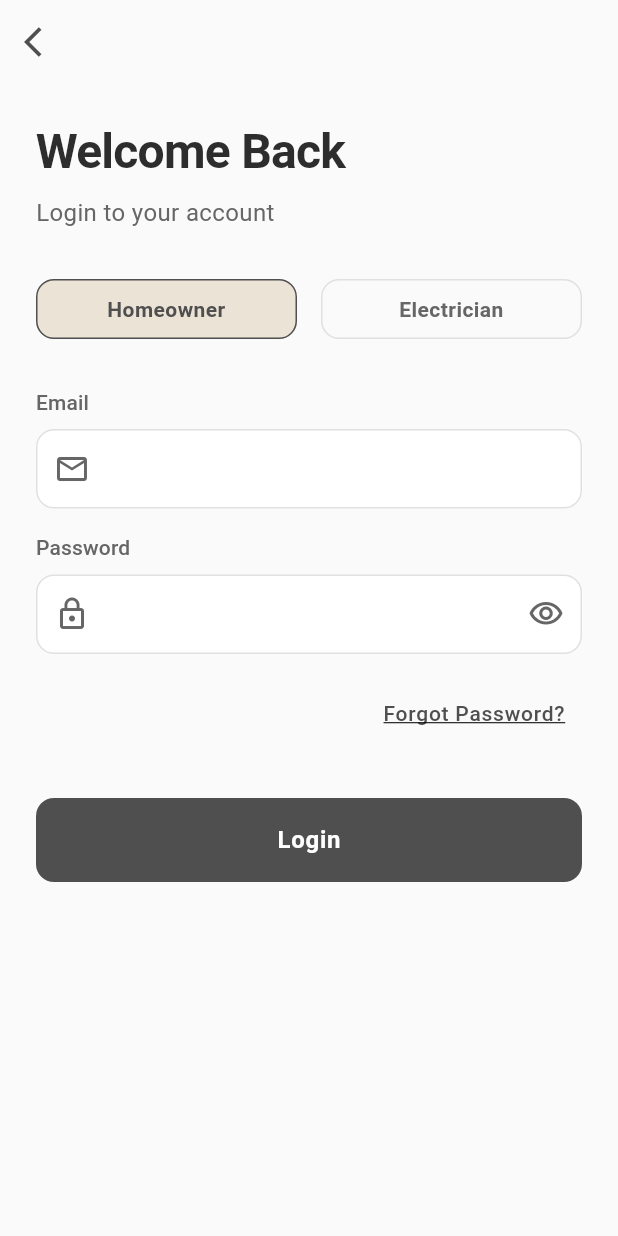
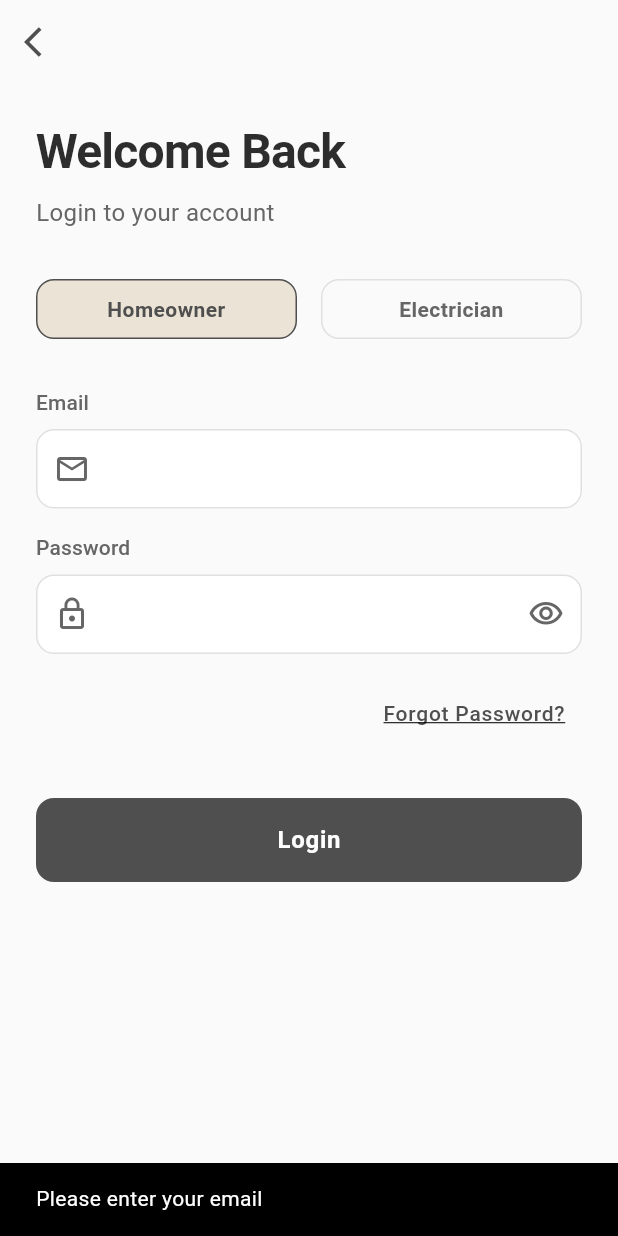
Before and after one commit to Albaraazain/voltz, a Flutter app: the LoginScreen screen opened directly, after a tap on "Login", on a phone screen of 412 x 824 dp. Run offline on Flutter 3.47's test engine with Material 3 defaults, Android fonts, the phone set to English and light mode, and no system bars; our stand-ins replace fl_chart, flutter_local_notifications, photo_view, table_calendar, timeago.

Commit message:
Enhance login functionality with input validation and improved navigation
- Added input validation to ensure email and password fields are not empty before login attempt.
- Implemented navigation to respective dashboards for Homeowner and Electrician after successful login, removing previous routes.
- Improved error handling by displaying a SnackBar with error messages on login failure.
- Ensured loading state is managed correctly during the login process.

```diff
--- a/lib/features/auth/screens/login_screen.dart
+++ b/lib/features/auth/screens/login_screen.dart
@@ -108,6 +108,8 @@ class _LoginScreenState extends State<LoginScreen> {
   }
 
   Future<void> _handleLogin() async {
+    if (!_validateInputs()) return;
+
     setState(() => _isLoading = true);
     try {
       await context.read<AuthProvider>().signIn(
@@ -115,10 +117,44 @@ class _LoginScreenState extends State<LoginScreen> {
             _passwordController.text,
             _selectedUserType,
           );
-      // TODO: Navigate to appropriate dashboard
+
+      if (mounted) {
+        // Navigate and remove all previous routes
+        Navigator.of(context).pushNamedAndRemoveUntil(
+          _selectedUserType == UserType.homeowner
+              ? '/homeowner/dashboard'
+              : '/electrician/dashboard',
+          (route) => false,
+        );
+      }
+    } catch (e) {
+      if (mounted) {
+        ScaffoldMessenger.of(context).showSnackBar(
+          SnackBar(
+            content: Text('Login failed: ${e.toString()}'),
+            backgroundColor: Colors.red,
+          ),
+        );
+      }
     } finally {
-      setState(() => _isLoading = false);
+      if (mounted) setState(() => _isLoading = false);
     }
+  }
+
+  bool _validateInputs() {
+    if (_emailController.text.isEmpty) {
+      ScaffoldMessenger.of(context).showSnackBar(
+        const SnackBar(content: Text('Please enter your email')),
+      );
+      return false;
+    }
+    if (_passwordController.text.isEmpty) {
+      ScaffoldMessenger.of(context).showSnackBar(
+        const SnackBar(content: Text('Please enter your password')),
+      );
+      return false;
+    }
+    return true;
   }
 }
 
```
